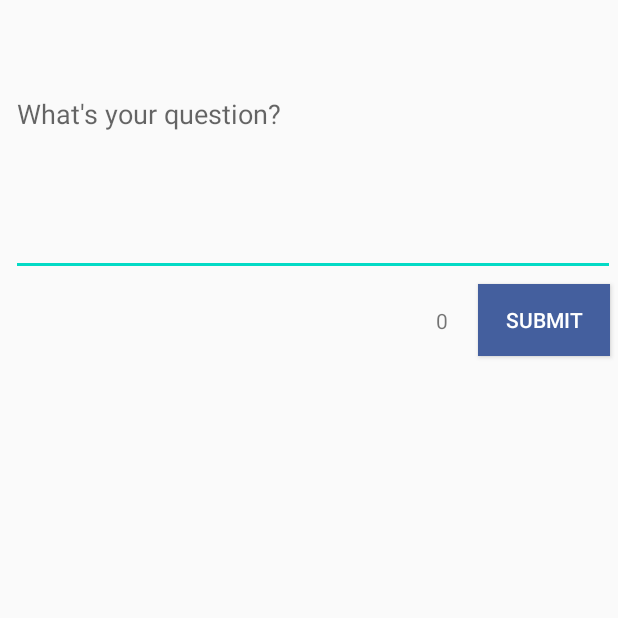
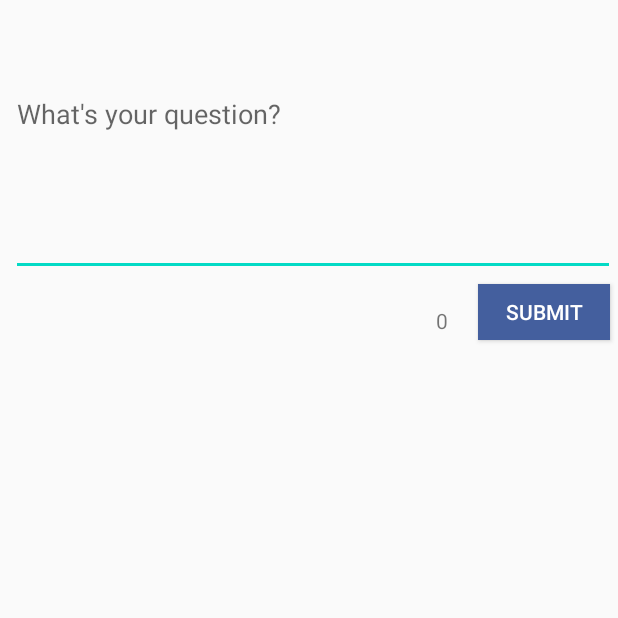
Before and after one commit to saikz72/SupportQ, an Android app: the ComposeActivity screen opened directly, with no data from a screen before it, on a phone screen of 412 x 824 dp, the top half of it. Run offline under Robolectric (Android 15) with nearby library versions, the phone set to English and light mode, and no system bars; libraries missing offline, so code that uses them is left out: com.parse, org.parceler.

Commit message:
code clean up

```diff
--- a/app/build.gradle
+++ b/app/build.gradle
@@ -50,4 +50,5 @@ dependencies {
     annotationProcessor 'org.parceler:parceler:1.1.12'
 
 
+
 }
--- a/app/src/main/java/com/example/supportq/Activities/ComposeActivity.java
+++ b/app/src/main/java/com/example/supportq/Activities/ComposeActivity.java
@@ -4,6 +4,8 @@ import androidx.appcompat.app.AppCompatActivity;
 
 import android.content.Intent;
 import android.os.Bundle;
+import android.text.Editable;
+import android.text.TextWatcher;
 import android.view.View;
 import android.widget.Button;
 import android.widget.EditText;
@@ -16,10 +18,13 @@ import com.parse.ParseException;
 import com.parse.ParseUser;
 import com.parse.SaveCallback;
 
+import org.parceler.Parcels;
+
 public class ComposeActivity extends AppCompatActivity {
     private Button btnCompose;
     private TextView tvComposeCount;
     private EditText etCompose;
+    public static final int MAX_QUESTION_LENGTH = 500;
 
     @Override
     protected void onCreate(Bundle savedInstanceState) {
@@ -31,6 +36,29 @@ public class ComposeActivity extends AppCompatActivity {
         etCompose = findViewById(R.id.etCompose);
 
         submitButtonClicked();
+        textCountListener();
+    }
+
+    public void textCountListener(){
+        //listener to display the character count left as user types in new tweet
+        etCompose.addTextChangedListener(new TextWatcher() {
+            @Override
+            public void beforeTextChanged(CharSequence s, int start, int count, int after) {
+
+            }
+
+            @Override
+            public void onTextChanged(CharSequence s, int start, int before, int count) {
+                String text = etCompose.getText().toString();
+                int textCount = MAX_QUESTION_LENGTH - text.length();
+                tvComposeCount.setText(textCount + "/" + MAX_QUESTION_LENGTH);
+            }
+
+            @Override
+            public void afterTextChanged(Editable s) {
+
+            }
+        });
     }
     public void submitButtonClicked(){
         btnCompose.setOnClickListener(new View.OnClickListener() {
@@ -45,7 +73,7 @@ public class ComposeActivity extends AppCompatActivity {
                 ParseUser currentUser = ParseUser.getCurrentUser();
                 Question question = saveQuestion(description, currentUser);
                 Intent intent = new Intent();
-                intent.putExtra("compose", question);
+                intent.putExtra("compose", Parcels.wrap(question));
                 setResult(RESULT_OK, intent);
                 finish();
             }
--- a/app/src/main/java/com/example/supportq/Activities/RegistrationActivity.java
+++ b/app/src/main/java/com/example/supportq/Activities/RegistrationActivity.java
@@ -30,7 +30,6 @@ public class RegistrationActivity extends AppCompatActivity {
     private EditText etUsername;
     private Button btnRegister;
     private String fullName;
-    private String profilePicId;
 
     @Override
     protected void onCreate(Bundle savedInstanceState) {
@@ -76,7 +75,6 @@ public class RegistrationActivity extends AppCompatActivity {
     private void finishRegistration(ParseUser currentUser, String username) {
         currentUser.setUsername(username);
         User.setFullName(fullName, currentUser);
-        User.setProfilePicture(profilePicId, currentUser);
         currentUser.saveInBackground(new SaveCallback() {
             @Override
             public void done(ParseException e) {
@@ -99,7 +97,6 @@ public class RegistrationActivity extends AppCompatActivity {
                     public void onCompleted(JSONObject object, GraphResponse response) {
                         try {
                             fullName = object.getString("name");
-                            profilePicId = (object.getString("id"));
                         } catch (JSONException e) {
                             e.printStackTrace();
                         }
--- a/app/src/main/java/com/example/supportq/Models/Question.java
+++ b/app/src/main/java/com/example/supportq/Models/Question.java
@@ -9,8 +9,6 @@ import com.parse.ParseUser;
 import org.json.JSONArray;
 import org.json.JSONException;
 import org.parceler.Parcel;
-
-import java.text.ParseException;
 import java.text.SimpleDateFormat;
 import java.util.ArrayList;
 import java.util.Date;
@@ -21,7 +19,6 @@ import java.util.Locale;
 public class Question extends ParseObject {
     public static final String KEY_DESCRIPTION = "description";
     public static final String KEY_USER = "user";
-    public static final String KEY_IMAGE = "image";
     public static final String KEY_CREATED_AT = "createdAt";
     public static final String KEY_LIKES = "likes";
 
@@ -47,6 +44,7 @@ public class Question extends ParseObject {
     public Date getDate() {
         return this.getCreatedAt();
     }
+
 
     // getRelativeTimeAgo("Mon Apr 01 21:16:23 +0000 2014");
     public String getRelativeTimeAgo(long dateMillis) {
--- a/app/src/main/java/com/example/supportq/ParseApplication.java
+++ b/app/src/main/java/com/example/supportq/ParseApplication.java
@@ -12,17 +12,13 @@ public class ParseApplication extends Application {
     public void onCreate() {
         super.onCreate();
 
-        //Register your parse models
+        //Register parse models
         ParseObject.registerSubclass(Question.class);
 
-        // set applicationId, and server server based on the values in the Heroku settings.
-        // clientKey is not needed unless explicitly configured
-        // any network interceptors must be added with the Configuration Builder given this syntax
         Parse.initialize(new Parse.Configuration.Builder(this)
                 .applicationId("support-q") // should correspond to APP_ID env variable
                 .clientKey("final-fbu-project")  // set explicitly unless clientKey is explicitly configured on Parse server
                 .server("https://support-q.herokuapp.com/parse/").build());
-        //TODO --> facebook sdk
         ParseFacebookUtils.initialize(this);
 
     }
--- a/app/src/main/res/layout/activity_compose.xml
+++ b/app/src/main/res/layout/activity_compose.xml
@@ -1,7 +1,5 @@
 <?xml version="1.0" encoding="utf-8"?>
 <RelativeLayout xmlns:android="http://schemas.android.com/apk/res/android"
-    xmlns:app="http://schemas.android.com/apk/res-auto"
-    xmlns:tools="http://schemas.android.com/tools"
     android:layout_width="match_parent"
     android:layout_height="match_parent">
 
@@ -24,7 +22,7 @@
     <Button
         android:id="@+id/btnCompose"
         android:layout_width="wrap_content"
-        android:layout_height="wrap_content"
+        android:layout_height="37dp"
         android:layout_below="@+id/etCompose"
         android:layout_alignParentEnd="true"
         android:layout_marginTop="5dp"
--- a/app/src/main/res/layout/activity_edit_profile.xml
+++ b/app/src/main/res/layout/activity_edit_profile.xml
@@ -8,8 +8,8 @@
 
     <ImageView
         android:id="@+id/ivProfilePicture"
-        android:layout_width="@dimen/profile_width"
-        android:layout_height="@dimen/profile_height"
+        android:layout_width="100dp"
+        android:layout_height="100dp"
         android:layout_marginStart="44dp"
         android:layout_marginTop="16dp"
         android:src="@mipmap/ic_launcher"
--- a/app/src/main/res/layout/fragment_profile.xml
+++ b/app/src/main/res/layout/fragment_profile.xml
@@ -9,8 +9,8 @@
 
     <ImageView
         android:id="@+id/ivProfilePicture"
-        android:layout_width="wrap_content"
-        android:layout_height="wrap_content"
+        android:layout_width="100dp"
+        android:layout_height="100dp"
         android:layout_marginStart="32dp"
         android:layout_marginTop="36dp"
         android:src="@mipmap/ic_launcher"
```
Also changed, not shown: app/src/main/java/com/example/supportq/Activities/EditProfileActivity.java (+18 -20 lines), app/src/main/java/com/example/supportq/Adapters/ProfileAdapter.java (+3 -4 lines), app/src/main/java/com/example/supportq/Adapters/QuestionAdapter.java (+5 -8 lines), app/src/main/java/com/example/supportq/Fragments/HomeFragment.java (+17 -12 lines), app/src/main/java/com/example/supportq/Fragments/ProfileFragment.java (+12 -7 lines).
